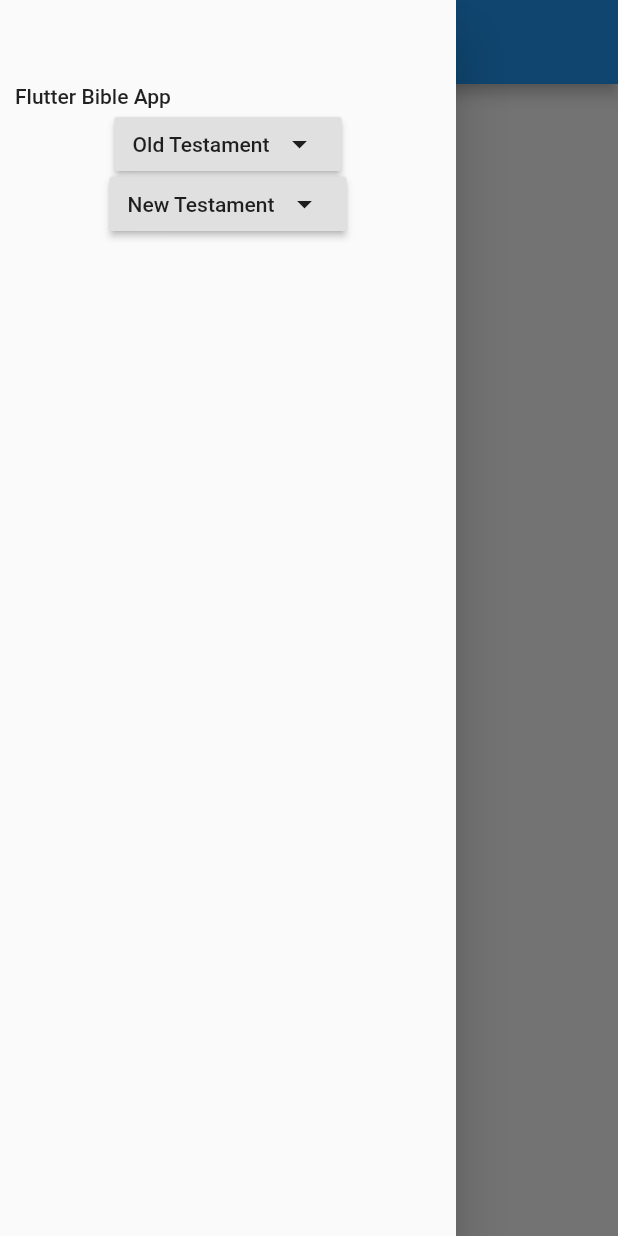
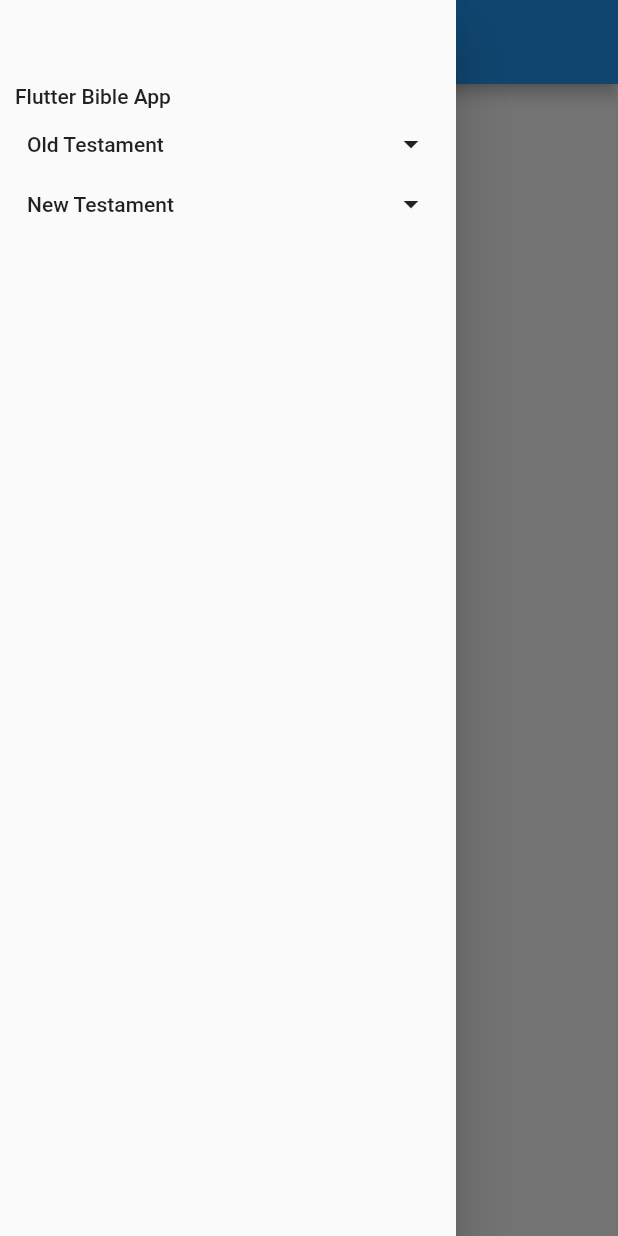
Before and after one commit to mrozbarry/flutter-bible-app, a Flutter app: the screen it shows after launch, with the side drawer open, on a phone screen of 412 x 824 dp. Run offline on Flutter 3.47's test engine with Material 2 defaults, Android fonts, the phone set to English and light mode, and no system bars; our stand-ins replace sqflite; accounts and stored records are empty.

Commit message:
Start to derive app buttons from custom base button class

```diff
--- a/lib/components/Buttons.dart
+++ b/lib/components/Buttons.dart
@@ -1,21 +1,56 @@
 import 'package:flutter/material.dart';
+
+class CustomButton extends StatelessWidget {
+  final List<Widget> children;
+  final void Function() onPressed;
+  final IconSide iconSide;
+  final MaterialTapTargetSize materialTapTargetSize;
+  final Color color;
+  final Color textColor;
+
+  CustomButton({
+    this.children,
+    this.onPressed,
+    this.color,
+    this.textColor,
+    this.iconSide = IconSide.Left,
+    this.materialTapTargetSize = MaterialTapTargetSize.shrinkWrap,
+  });
+
+  @override
+  Widget build(BuildContext context) {
+    return MaterialButton(
+      color: color,
+      textColor: textColor,
+      materialTapTargetSize: materialTapTargetSize,
+      onPressed: onPressed,
+      child: Row(
+        mainAxisSize: MainAxisSize.max,
+        mainAxisAlignment: MainAxisAlignment.spaceBetween,
+        children: children,
+      ),
+    );
+  }
+}
 
 class MaterialTextButton extends StatelessWidget {
   final Widget child;
   final void Function() onPressed;
   final Alignment alignment;
+  final MaterialTapTargetSize materialTapTargetSize;
 
   MaterialTextButton({
     this.child,
     this.onPressed,
     this.alignment = Alignment.center,
+    this.materialTapTargetSize = MaterialTapTargetSize.shrinkWrap,
   });
 
   @override
   Widget build(BuildContext context) {
     return MaterialButton(
         visualDensity: VisualDensity.compact,
-        materialTapTargetSize: MaterialTapTargetSize.shrinkWrap,
+        materialTapTargetSize: materialTapTargetSize,
         child: Align(
           alignment: Alignment.centerLeft,
           child: child,
@@ -35,30 +70,31 @@ class MaterialRaisedTextIconButton extends StatelessWidget {
   final Widget icon;
   final void Function() onPressed;
   final IconSide iconSide;
+  final MaterialTapTargetSize materialTapTargetSize;
+  final Color color;
+  final Color textColor;
 
   MaterialRaisedTextIconButton({
     this.label,
     this.icon,
     this.onPressed,
+    this.color,
+    this.textColor,
     this.iconSide = IconSide.Left,
+    this.materialTapTargetSize = MaterialTapTargetSize.shrinkWrap,
   });
 
   @override
   Widget build(BuildContext context) {
-    var left = this.iconSide == IconSide.Left
-        ? icon
-        : label;
+    var children = this.iconSide == IconSide.Left
+        ? [icon, label]
+        : [label, icon];
 
-    var right = this.iconSide == IconSide.Left
-        ? label
-        : icon;
-
-    return RaisedButton.icon(
-        // visualDensity: VisualDensity.compact,
-        materialTapTargetSize: MaterialTapTargetSize.shrinkWrap,
-        label: right,
-        icon: left,
-        onPressed: onPressed,
-      );
+    return CustomButton(
+      color: color,
+      textColor: textColor,
+      onPressed: onPressed,
+      children: children,
+    );
   }
 }
```
